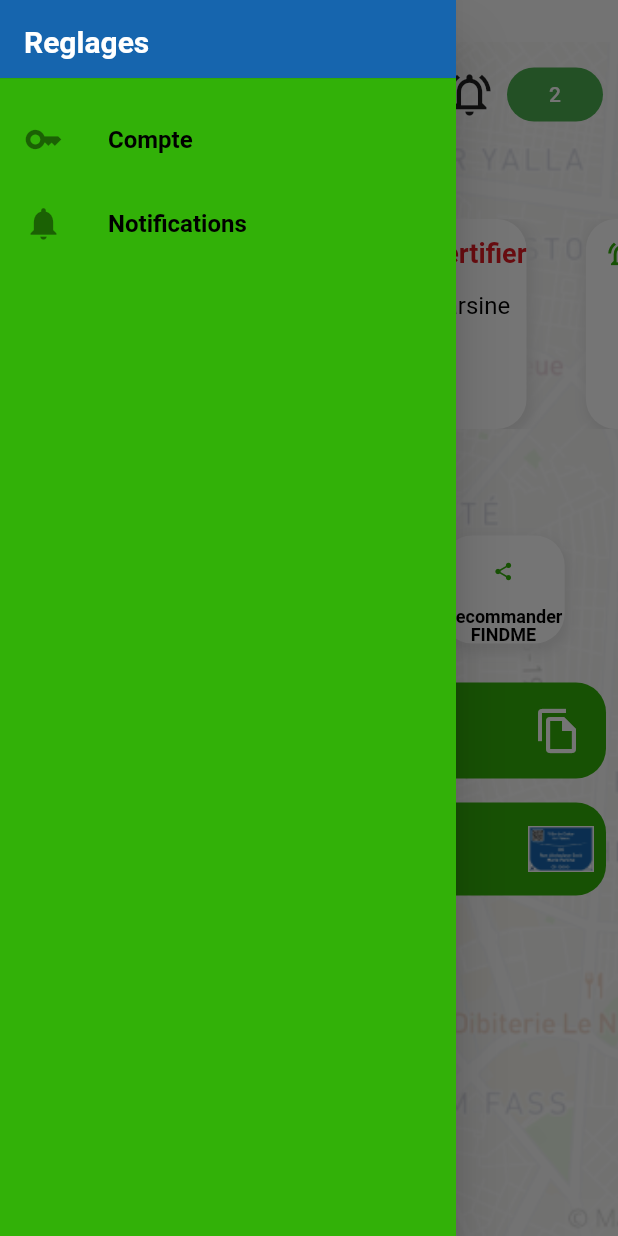
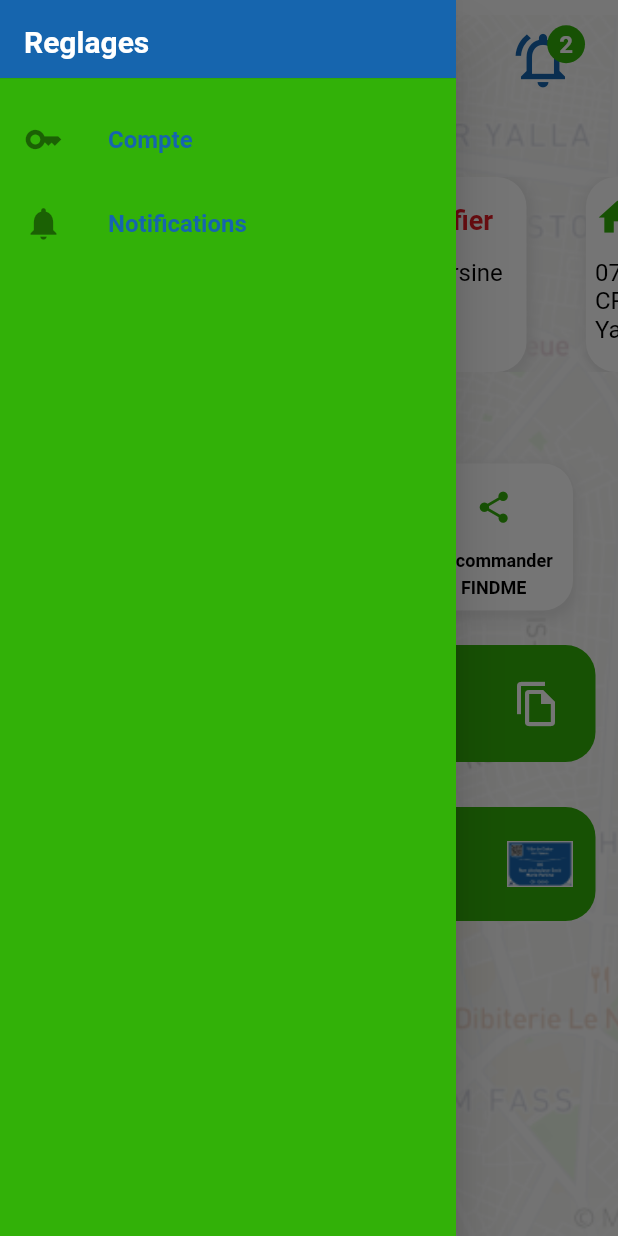
Before and after one commit to yannkagou/FindMe_Authentification, a Flutter app: the HomeScreen screen opened by its route, with the side drawer open, on a phone screen of 412 x 824 dp. Run offline on Flutter 3.47's test engine with Material 2 defaults, Android fonts, the phone set to English and light mode, and no system bars; drawn by our look-alikes of carousel_slider, dots_indicator; our stand-ins replace google_fonts, pin_code_fields; Roboto replaces fonts that are missing (Overpass).

```diff
--- a/lib/screens/homescreen.dart
+++ b/lib/screens/homescreen.dart
@@ -43,7 +43,7 @@ class _HomeScreenState extends State<HomeScreen> {
         drawer: mainDrawer(),
         body: SafeArea(
           child: Container(
-            margin: const EdgeInsets.only(top: 28),
+            margin: const EdgeInsets.only(top: 10),
             width: double.infinity,
             height: double.infinity,
             decoration: const BoxDecoration(
@@ -54,50 +54,61 @@ class _HomeScreenState extends State<HomeScreen> {
             ),
             child: Column(children: [
               Padding(
-                padding: const EdgeInsets.all(10.0),
+                padding:
+                    const EdgeInsets.symmetric(horizontal: 20.0, vertical: 0.0),
                 child: Row(
                   mainAxisAlignment: MainAxisAlignment.spaceBetween,
+                  crossAxisAlignment: CrossAxisAlignment.start,
                   children: [
                     Builder(
                       builder: (context) => IconButton(
-                        color: const Color(0xFF1665AE),
-                        iconSize: 26,
+                        color: Theme.of(context).colorScheme.secondary,
+                        iconSize: 44,
                         icon: const Icon(Icons.menu),
                         onPressed: () {
                           Scaffold.of(context).openDrawer();
                         },
                       ),
                     ),
-                    Row(
+                    Stack(
                       children: [
                         IconButton(
-                            iconSize: 34,
+                            color: Theme.of(context).colorScheme.secondary,
+                            iconSize: 44,
                             icon: const Icon(
                               Icons.notifications_active_outlined,
                             ),
                             onPressed: () {}),
-                        ElevatedButton(
-                          child: Text(
+                        Positioned(
+                          top: 0.0,
+                          right: 0.0,
+                          child: Padding(
+                            padding: const EdgeInsets.all(2.0),
+                            child: Container(
+                              decoration: BoxDecoration(
+                                color: Theme.of(context).colorScheme.primary,
+                                shape: BoxShape.circle,
+                              ),
+                              padding: const EdgeInsets.all(8.0),
+                              child: const Text(
                                 "2",
-                            style: TextStyle(color: Colors.white),
+                                style: TextStyle(
+                                    color: Colors.white,
+                                    fontSize: 16,
+                                    fontWeight: FontWeight.bold),
                               ),
-                          style: ElevatedButton.styleFrom(
-                              primary: Colors.green,
-                              elevation: 0,
-                              shape: const StadiumBorder()),
-                          onPressed: () {},
+                            ),
+                          ),
                         ),
                       ],
                     ),
                   ],
                 ),
               ),
-              const Center(
-                child: Image(
+              const Image(
                 width: 144,
                 height: 38,
                 image: AssetImage("assets/logo.png"),
-                ),
               ),
               const SizedBox(
                 height: 10,
@@ -106,7 +117,7 @@ class _HomeScreenState extends State<HomeScreen> {
                 CarouselSlider(
                   carouselController: carouselController,
                   options: CarouselOptions(
-                      height: 140.0,
+                      height: 130.0,
                       viewportFraction: 0.8,
                       enableInfiniteScroll: false,
                       onPageChanged: (index, reason) {
@@ -133,17 +144,23 @@ class _HomeScreenState extends State<HomeScreen> {
                                         2.0,
                                       )),
                                 ]),
+                            child: Padding(
+                              padding: const EdgeInsets.all(6.0),
                               child: Column(
+                                mainAxisAlignment: MainAxisAlignment.start,
+                                crossAxisAlignment: CrossAxisAlignment.start,
                                 children: [
                                   Row(
-                                  mainAxisAlignment:
-                                      MainAxisAlignment.spaceBetween,
                                     children: [
                                       IconButton(
-                                        color: const Color(0xFF32B108),
-                                        iconSize: 22,
+                                          padding: EdgeInsets.only(top: 6.0),
+                                          alignment: Alignment.topLeft,
+                                          color: Theme.of(context)
+                                              .colorScheme
+                                              .primary,
+                                          iconSize: 30,
                                           icon: const Icon(
-                                          Icons.notifications_active_outlined,
+                                            Icons.home,
                                           ),
                                           onPressed: () {}),
                                       Text(
@@ -190,6 +207,7 @@ class _HomeScreenState extends State<HomeScreen> {
                                     ),
                                   ),
                                 ],
+                              ),
                             )),
                       )
                       .toList(),
@@ -203,7 +221,7 @@ class _HomeScreenState extends State<HomeScreen> {
                     decorator: DotsDecorator(
                         spacing: const EdgeInsets.symmetric(horizontal: 10.0),
                         color: const Color(0xFFCCCCCC),
-                        activeColor: const Color(0xFF32B108),
+                        activeColor: Theme.of(context).colorScheme.primary,
                         shape: RoundedRectangleBorder(
                             borderRadius: BorderRadius.circular(15.0)),
                         activeShape: RoundedRectangleBorder(
@@ -218,9 +236,10 @@ class _HomeScreenState extends State<HomeScreen> {
                 height: 20,
               ),
               Padding(
-                padding: const EdgeInsets.all(8.0),
+                padding:
+                    const EdgeInsets.symmetric(horizontal: 30.0, vertical: 8.0),
                 child: Row(
-                  mainAxisAlignment: MainAxisAlignment.spaceAround,
+                  mainAxisAlignment: MainAxisAlignment.spaceBetween,
                   children: const [
                     SmallCard(
                         theIcon: Icons.share, text: "Partagez \nmon addresse"),
@@ -232,14 +251,14 @@ class _HomeScreenState extends State<HomeScreen> {
                 ),
               ),
               Padding(
-                padding: const EdgeInsets.all(8.0),
+                padding: const EdgeInsets.all(15.0),
                 child: Container(
                     decoration: BoxDecoration(
-                      color: const Color(0xFF32B108),
+                      color: Theme.of(context).colorScheme.primary,
                       borderRadius: BorderRadius.circular(20),
                     ),
                     child: Padding(
-                      padding: const EdgeInsets.all(8.0),
+                      padding: const EdgeInsets.all(15.0),
                       child: Row(
                           mainAxisAlignment: MainAxisAlignment.spaceBetween,
                           children: [
@@ -262,14 +281,14 @@ class _HomeScreenState extends State<HomeScreen> {
                     )),
               ),
               Padding(
-                padding: const EdgeInsets.all(8.0),
+                padding: const EdgeInsets.all(15.0),
                 child: Container(
                     decoration: BoxDecoration(
-                      color: const Color(0xFF32B108),
+                      color: Theme.of(context).colorScheme.primary,
                       borderRadius: BorderRadius.circular(20),
                     ),
                     child: Padding(
-                      padding: const EdgeInsets.all(8.0),
+                      padding: const EdgeInsets.all(15.0),
                       child: Row(
                           mainAxisAlignment: MainAxisAlignment.spaceBetween,
                           children: [
--- a/lib/widgets/mainDrawer.dart
+++ b/lib/widgets/mainDrawer.dart
@@ -5,17 +5,17 @@ class mainDrawer extends StatelessWidget {
   Widget build(BuildContext context) {
     return SafeArea(
       child: Drawer(
-        backgroundColor: const Color(0xFF32B108),
+        backgroundColor: Theme.of(context).colorScheme.primary,
         child: ListView(
           padding: EdgeInsets.zero,
           children: [
-            Container(
+            SizedBox(
               height: 60,
-              child: const DrawerHeader(
+              child: DrawerHeader(
                 decoration: BoxDecoration(
-                  color: Color(0xFF1665AE),
+                  color: Theme.of(context).colorScheme.secondary,
                 ),
-                child: Text(
+                child: const Text(
                   'Reglages',
                   style: TextStyle(
                       color: Colors.white,
@@ -35,7 +35,7 @@ class mainDrawer extends StatelessWidget {
               title: Text(
                 'Compte',
                 style: TextStyle(
-                    color: Theme.of(context).colorScheme.onSurface,
+                    color: Theme.of(context).colorScheme.secondary,
                     fontSize: 16,
                     fontWeight: FontWeight.bold),
               ),
@@ -49,7 +49,7 @@ class mainDrawer extends StatelessWidget {
               title: Text(
                 'Notifications',
                 style: TextStyle(
-                    color: Theme.of(context).colorScheme.onSurface,
+                    color: Theme.of(context).colorScheme.secondary,
                     fontSize: 16,
                     fontWeight: FontWeight.bold),
               ),
--- a/lib/widgets/smallCard.dart
+++ b/lib/widgets/smallCard.dart
@@ -12,8 +12,8 @@ class SmallCard extends StatelessWidget {
   @override
   Widget build(BuildContext context) {
     return Container(
+        padding: EdgeInsets.symmetric(vertical: 5.0, horizontal: 10.0),
         alignment: Alignment.center,
-        margin: const EdgeInsets.all(10),
         decoration: BoxDecoration(
             color: Colors.white,
             borderRadius: BorderRadius.circular(20),
@@ -27,28 +27,36 @@ class SmallCard extends StatelessWidget {
                     4.0,
                   )),
             ]),
+        child: Expanded(
           child: Column(
+            mainAxisSize: MainAxisSize.min,
+            mainAxisAlignment: MainAxisAlignment.start,
             children: [
               IconButton(
-                color: const Color(0xFF32B108),
-                iconSize: 14,
+                  padding: EdgeInsets.zero,
+                  color: Theme.of(context).colorScheme.primary,
+                  iconSize: 25,
                   icon: Icon(
                     theIcon,
                   ),
                   onPressed: () {}),
-            Text(
+              Padding(
+                padding: const EdgeInsets.all(2.0),
+                child: Text(
                   text,
                   style: GoogleFonts.overpass(
                     textStyle: const TextStyle(
                       color: Colors.black,
                       fontSize: 12,
                       fontWeight: FontWeight.w700,
-                  height: 1,
+                      height: 1.5,
                     ),
                   ),
                   textAlign: TextAlign.center,
                 ),
+              ),
             ],
+          ),
         ));
   }
 }
```
Also changed, not shown: lib/main.dart (+10 -5 lines), lib/screens/loginscreen.dart (+5 -5 lines), lib/screens/startScreen.dart (+33 -34 lines), lib/screens/welcomeScreen.dart (+23 -21 lines). Lines whose indentation alone changed are shown as unchanged.
